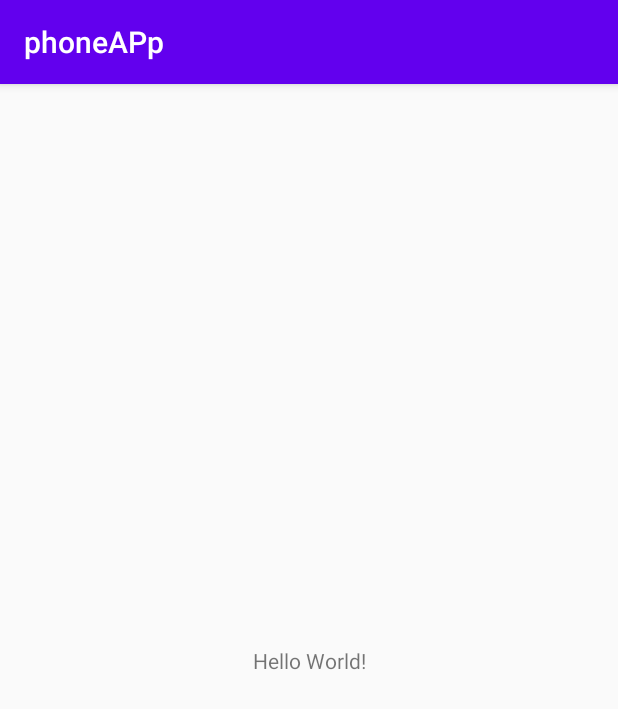
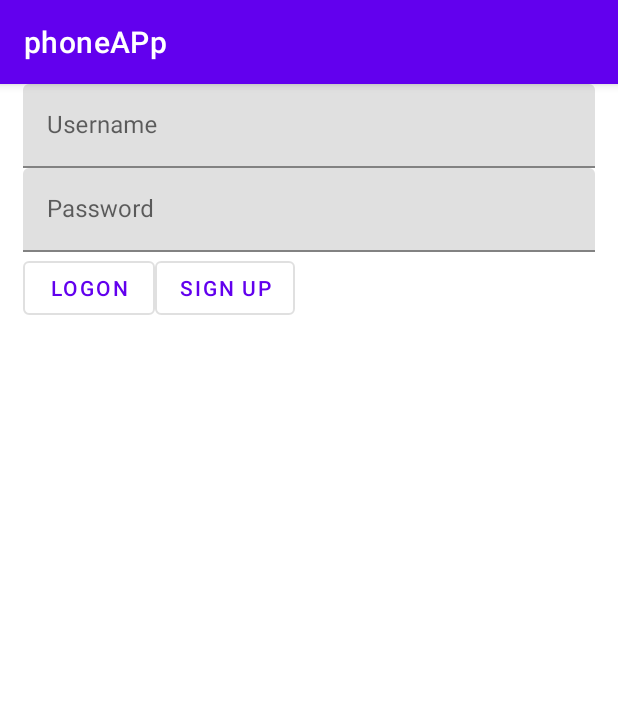
Before and after one commit to jangsuJang/messageClock, an Android app: the screen it shows after launch (MainActivity before the commit, LoginAndSignupActivity after it), on a phone screen of 412 x 824 dp. Shown: the top 709 px of the screen. Run offline under Robolectric (Android 15) with nearby library versions, the phone set to English and light mode, and no system bars; our stand-ins replace data binding.

Commit message:
login and signup WORKING

```diff
--- a/phone_app/app/src/main/AndroidManifest.xml
+++ b/phone_app/app/src/main/AndroidManifest.xml
@@ -9,13 +9,15 @@
         android:roundIcon="@mipmap/ic_launcher_round"
         android:supportsRtl="true"
         android:theme="@style/AppTheme">
-        <activity android:name=".autentificationmenagement.LoginAndSignupActivity"></activity>
-        <activity android:name=".MainActivity">
+        <activity android:name=".autentificationmenagement.LoginAndSignupActivity">
             <intent-filter>
                 <action android:name="android.intent.action.MAIN" />
 
                 <category android:name="android.intent.category.LAUNCHER" />
             </intent-filter>
+
+        </activity>
+        <activity android:name=".MainActivity">
         </activity>
     </application>
 
--- /dev/null
+++ b/phone_app/app/src/main/java/com/example/phoneapp/autentificationmenagement/AuthVIewModel.kt
@@ -0,0 +1,7 @@
+package com.example.phoneapp.autentificationmenagement
+
+import androidx.lifecycle.ViewModel
+
+class AuthViewModel() :ViewModel() {
+
+}
--- a/phone_app/app/src/main/java/com/example/phoneapp/autentificationmenagement/LoginAndSignupActivity.kt
+++ b/phone_app/app/src/main/java/com/example/phoneapp/autentificationmenagement/LoginAndSignupActivity.kt
@@ -2,11 +2,42 @@ package com.example.phoneapp.autentificationmenagement
 
 import androidx.appcompat.app.AppCompatActivity
 import android.os.Bundle
+import androidx.databinding.DataBindingUtil
+import androidx.lifecycle.ViewModelProviders
+import androidx.viewpager2.widget.ViewPager2
 import com.example.phoneapp.R
+import com.example.phoneapp.databinding.ActivityLoginAndSignupBinding
+import java.util.Observer
 
 class LoginAndSignupActivity : AppCompatActivity() {
+    var mViewPager : ViewPager2? = null
+    var currentPage = 0
+    var binding: ActivityLoginAndSignupBinding? = null
+    lateinit var viewModel: AuthViewModel
+
+
     override fun onCreate(savedInstanceState: Bundle?) {
         super.onCreate(savedInstanceState)
-        setContentView(R.layout.activity_login_and_signup)
+//        setContentView(R.layout.activity_login_and_signup)
+        //setting viewModel, liveDate and dataBinding
+        binding= DataBindingUtil.setContentView(this,R.layout.activity_login_and_signup)
+        binding!!.lifecycleOwner = this
+        viewModel = ViewModelProviders.of(this).get(AuthViewModel::class.java)
+        binding!!.viewModel = viewModel
+
+
+        //setting viewPager
+        mViewPager = findViewById(R.id.Login_container)
+        val adapter = LoginPageAdpater(this)
+        mViewPager!!.adapter = adapter
+
+        //뷰모델의 user가 변경되는것(로그인)을 관찰 그리고 로그인
+//        viewModel.user.observe(this, Observer{ user->
+//            user?.let{
+//                FirestoreRepository.instance.user = viewModel.user.value
+//                checkUserChild()
+//            }
+//        })
+
     }
 }
--- /dev/null
+++ b/phone_app/app/src/main/java/com/example/phoneapp/autentificationmenagement/LoginFragment.kt
@@ -0,0 +1,23 @@
+package com.example.phoneapp.autentificationmenagement
+
+import android.os.Bundle
+import android.view.LayoutInflater
+import android.view.View
+import android.view.ViewGroup
+import androidx.fragment.app.Fragment
+import com.example.phoneapp.R
+
+class LoginFragment : Fragment() {
+
+    override fun onCreateView(
+        inflater: LayoutInflater,
+        container: ViewGroup?,
+        savedInstanceState: Bundle?
+    ): View? {
+        var view =  inflater.inflate(R.layout.fragment_login, container, false)
+        return view
+
+
+    }
+
+}
--- /dev/null
+++ b/phone_app/app/src/main/java/com/example/phoneapp/autentificationmenagement/LoginPageAdapter.kt
@@ -0,0 +1,21 @@
+package com.example.phoneapp.autentificationmenagement
+
+import androidx.fragment.app.Fragment
+import androidx.fragment.app.FragmentActivity
+import androidx.viewpager2.adapter.FragmentStateAdapter
+
+class LoginPageAdpater (fa : FragmentActivity) : FragmentStateAdapter(fa){
+    override fun getItemCount(): Int {
+        return 2
+    }
+
+    override fun createFragment(position: Int): Fragment {
+        return when (position) {
+            0 -> LoginFragment()
+            1 -> SignupFragment()
+            else -> LoginFragment()
+        }
+
+    }
+
+}
--- a/phone_app/app/src/main/res/layout/activity_login_and_signup.xml
+++ b/phone_app/app/src/main/res/layout/activity_login_and_signup.xml
@@ -7,14 +7,14 @@
     <data>
         <variable
             name="viewModel"
-            type="com.dxdlab.geniauti.ui.signmanagement.AuthViewModel" />
-
+            type="com.example.phoneapp.autentificationmenagement.AuthViewModel"
+            />
     </data>
 
     <androidx.constraintlayout.widget.ConstraintLayout
         android:layout_width="match_parent"
         android:layout_height="match_parent"
-        tools:context=".ui.signmanagement.LoginAndSignupActivity">
+        tools:context=".autentificationmenagement.LoginAndSignupActivity">
 
         <androidx.viewpager2.widget.ViewPager2
             android:id="@+id/Login_container"
--- /dev/null
+++ b/phone_app/app/src/main/res/layout/fragment_login.xml
@@ -0,0 +1,64 @@
+<LinearLayout xmlns:android="http://schemas.android.com/apk/res/android"
+    xmlns:tools="http://schemas.android.com/tools"
+    xmlns:app="http://schemas.android.com/apk/res-auto"
+    android:layout_width="match_parent"
+    android:layout_height="match_parent"
+    android:gravity="center_horizontal"
+    android:orientation="vertical"
+    android:paddingLeft="15dp"
+    android:paddingRight="15dp">
+
+    <com.google.android.material.textfield.TextInputLayout
+        android:id="@+id/loginUsername"
+        android:layout_width="match_parent"
+        android:layout_height="wrap_content"
+        android:hint="Username">
+
+        <com.google.android.material.textfield.TextInputEditText
+            android:layout_width="match_parent"
+            android:layout_height="wrap_content"
+            />
+
+    </com.google.android.material.textfield.TextInputLayout>
+
+    <com.google.android.material.textfield.TextInputLayout
+        android:id="@+id/loginPassword"
+        android:layout_width="match_parent"
+        android:layout_height="wrap_content"
+        android:hint="Password">
+
+        <com.google.android.material.textfield.TextInputEditText
+            android:layout_width="match_parent"
+            android:layout_height="wrap_content"
+            />
+    </com.google.android.material.textfield.TextInputLayout>
+
+
+    <androidx.appcompat.widget.LinearLayoutCompat
+        android:orientation="horizontal"
+        android:gravity="center_vertical"
+        android:layout_width="match_parent"
+        android:layout_height="wrap_content">
+
+        <com.google.android.material.button.MaterialButton
+            android:id="@+id/loginBtn"
+            android:layout_width="wrap_content"
+            android:layout_height="wrap_content"
+            android:text="logon"
+            style="?attr/materialButtonOutlinedStyle"
+            />
+
+        <com.google.android.material.button.MaterialButton
+            android:id="@+id/signupBtn"
+            android:layout_width="wrap_content"
+            android:layout_height="wrap_content"
+            android:text="sign up"
+            style="?attr/materialButtonOutlinedStyle"
+            />
+
+    </androidx.appcompat.widget.LinearLayoutCompat>
+
+
+
+
+</LinearLayout>
--- a/phone_app/app/src/main/res/values/styles.xml
+++ b/phone_app/app/src/main/res/values/styles.xml
@@ -1,10 +1,12 @@
 <resources>
     <!-- Base application theme. -->
-    <style name="AppTheme" parent="Theme.AppCompat.Light.DarkActionBar">
+    <style name="AppTheme" parent="Theme.MaterialComponents.Light.DarkActionBar">
         <!-- Customize your theme here. -->
         <item name="colorPrimary">@color/colorPrimary</item>
         <item name="colorPrimaryDark">@color/colorPrimaryDark</item>
         <item name="colorAccent">@color/colorAccent</item>
     </style>
 
+
+
 </resources>
--- a/phone_app/build.gradle
+++ b/phone_app/build.gradle
@@ -8,6 +8,7 @@ buildscript {
     dependencies {
         classpath "com.android.tools.build:gradle:4.0.0"
         classpath "org.jetbrains.kotlin:kotlin-gradle-plugin:$kotlin_version"
+        classpath 'com.google.gms:google-services:4.2.0'
 
         // NOTE: Do not place your application dependencies here; they belong
         // in the individual module build.gradle files
```
Also changed, not shown: phone_app/app/build.gradle (+23 -1 lines), phone_app/app/src/main/java/com/example/phoneapp/autentificationmenagement/SignupFragment.kt (added, +69 -0 lines), phone_app/app/src/main/res/layout/fragmenet_signup.xml (added, +74 -0 lines), 1 other file.
